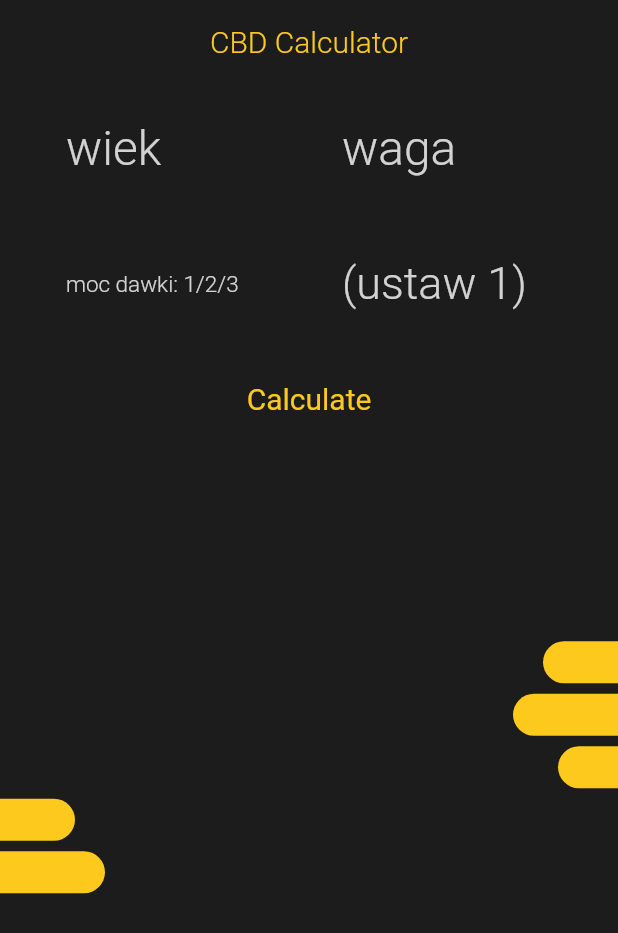
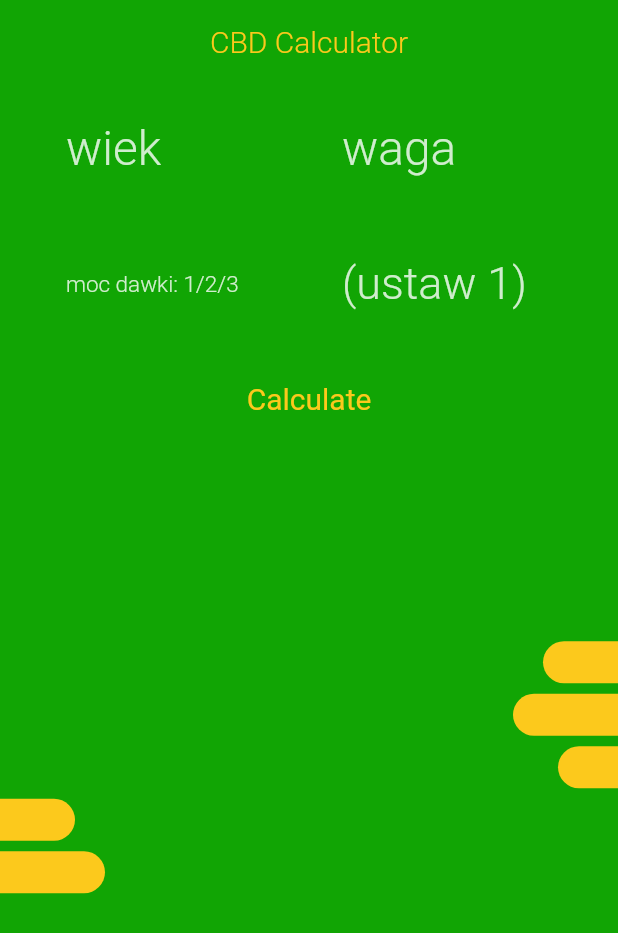
Before and after one commit to Gloxob/Emeraldo, a Flutter app: the screen it shows after launch, on a phone screen of 412 x 824 dp. Shown: the top 933 px of the screen. Run offline on Flutter 3.47's test engine with Material 2 defaults, Android fonts, the phone set to English and light mode, and no system bars.

Commit message:
color change

```diff
--- a/calculator/lib/main.dart
+++ b/calculator/lib/main.dart
@@ -11,7 +11,7 @@ class MyApp extends StatelessWidget {
       title: 'Cbd Calculator',
       debugShowCheckedModeBanner: false,
       theme: ThemeData(
-        primaryColor: Color(0xff1c1c1c),
+        primaryColor: Color.fromARGB(255, 17, 165, 4),
         accentColor: Color(0xFFfcc91c),
       ),
       home: Home(),
```
